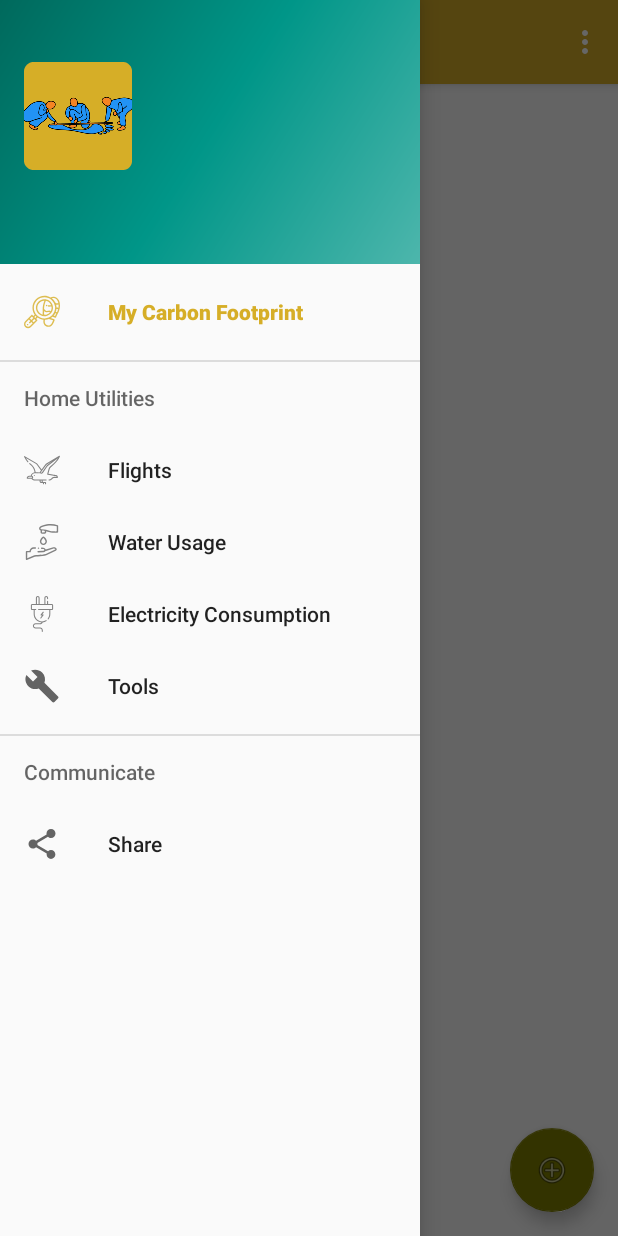
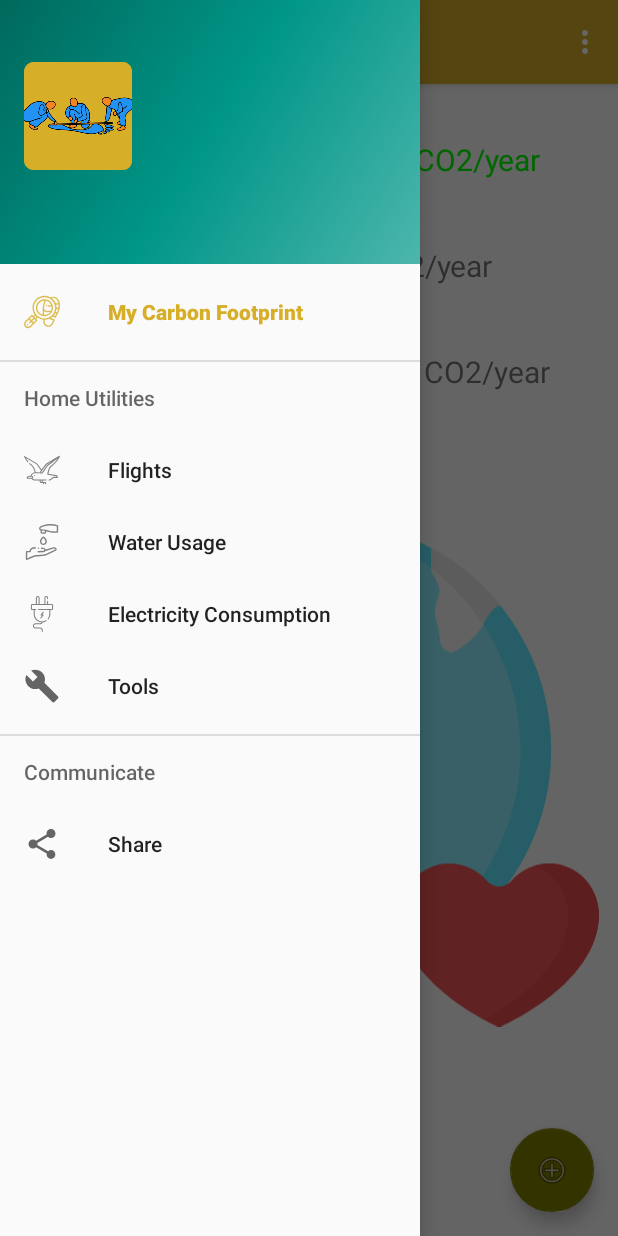
Before and after one commit to LuigiElo/TUFootCarbon, an Android app: the screen it shows after launch once a user with an empty profile is signed in (DrawerActivity), with the side drawer open, on a phone screen of 412 x 824 dp. Run offline under Robolectric (Android 15) with nearby library versions, the phone set to English and light mode, and no system bars; our stand-ins replace Firebase (no records; nobody signed in at launch, a user with empty details on screens opened directly), Room's generated code, navigation-ui; libraries missing offline, so code that uses them is left out: com.firebase.ui; 1 statement that could not run was skipped.

Commit message:
Home Fragment working including some cool vetors

```diff
--- a/app/src/main/java/com/example/androidapp/APIAccess/RequestManager.java
+++ b/app/src/main/java/com/example/androidapp/APIAccess/RequestManager.java
@@ -14,7 +14,7 @@ import retrofit2.Response;
 public class RequestManager {
 
 
-    public final static int CARBON_EMISSION_GOAL = 2000;
+
     private static RequestManager instance;
     private MutableLiveData<String> output;
     private MutableLiveData<ItemsResponse> itemsResponse;
--- a/app/src/main/java/com/example/androidapp/Database/CarbonDao.java
+++ b/app/src/main/java/com/example/androidapp/Database/CarbonDao.java
@@ -1,5 +1,6 @@
 package com.example.androidapp.Database;
 
+import androidx.annotation.NonNull;
 import androidx.lifecycle.LiveData;
 import androidx.room.Dao;
 import androidx.room.Delete;
@@ -25,13 +26,17 @@ public interface CarbonDao {
     void deleteAll();
 
 
-    @Query("SELECT * FROM carbon_emissions")
+    @Query("SELECT * FROM carbon_emissions ORDER BY id DESC")
     LiveData<List<CarbonEmissions>> getAllEmissions();
 
-    @Query("SELECT SUM(value) FROM carbon_emissions")
+
+    //Does not work
+    @Query("SELECT sum(value) FROM carbon_emissions")
     LiveData<Float> getEmissionTotal();
 
-    @Query("SELECT * FROM carbon_emissions WHERE type LIKE :type")
+
+
+    @Query("SELECT * FROM carbon_emissions WHERE type LIKE :type ORDER BY id DESC")
     LiveData<List<CarbonEmissions>> getAllEmissionsByType(String type);
 
 }
--- a/app/src/main/java/com/example/androidapp/Database/CarbonRepository.java
+++ b/app/src/main/java/com/example/androidapp/Database/CarbonRepository.java
@@ -4,6 +4,7 @@ import android.app.Application;
 import android.os.AsyncTask;
 
 import androidx.lifecycle.LiveData;
+import androidx.lifecycle.MutableLiveData;
 
 import java.util.List;
 
@@ -13,6 +14,7 @@ public class CarbonRepository {
     private static CarbonRepository instance;
     private LiveData<List<CarbonEmissions >> allEmissions;
     private LiveData<List<CarbonEmissions >> typeEmissions;
+    private LiveData<Float> total;
 
     private CarbonRepository(Application application){
         final CarbonDatabase database = CarbonDatabase.getInstance(application);
@@ -28,13 +30,14 @@ public class CarbonRepository {
     }
 
     public LiveData<List<CarbonEmissions>> getAllEmissions(){
+
         return allEmissions;
     }
 
-    public LiveData<Float> getEmissionTotal() {
-        LiveData<Float> f = carbonDao.getEmissionTotal();
-        System.out.println(f);
-        return  f;
+
+    public LiveData<Float> getEmissionTotal(){
+        total = carbonDao.getEmissionTotal();
+        return total;
     }
 
     public LiveData<List<CarbonEmissions>> getAllEmissionsByType(String type){
--- a/app/src/main/java/com/example/androidapp/ui/home/HomeFragment.java
+++ b/app/src/main/java/com/example/androidapp/ui/home/HomeFragment.java
@@ -1,9 +1,11 @@
 package com.example.androidapp.ui.home;
 
+import android.graphics.Color;
 import android.os.Bundle;
 import android.view.LayoutInflater;
 import android.view.View;
 import android.view.ViewGroup;
+import android.widget.ImageView;
 import android.widget.TextView;
 
 import androidx.annotation.Nullable;
@@ -26,14 +28,31 @@ public class HomeFragment extends Fragment {
                 ViewModelProviders.of(this).get(HomeViewModel.class);
         View root = inflater.inflate(R.layout.fragment_home, container, false);
         final TextView textView = root.findViewById(R.id.text_home);
+        final TextView goal = root.findViewById(R.id.text_home2);
+        goal.setText("Target: " + homeViewModel.CARBON_EMISSION_GOAL + " Kg CO2/year");
+        final TextView average = root.findViewById(R.id.text_home3);
+        average.setText("Global Average: " + homeViewModel.CARBON_EMISSION_AVERAGE + " Kg CO2/year");
 
-        homeViewModel.getText().observe(this, new Observer<String>() {
+        final ImageView good =root.findViewById(R.id.imageView2);
+        final ImageView bad =root.findViewById(R.id.imageView3);
+
+        homeViewModel.getText().observe(this, new Observer<Float>() {
             @Override
-            public void onChanged(@Nullable String s) {
-                textView.setText(s);
+            public void onChanged(@Nullable Float s) {
+                if(s> homeViewModel.CARBON_EMISSION_GOAL){
+                    bad.setVisibility(View.VISIBLE);
+                    textView.setTextColor(Color.RED);
+
+                }else{
+                    good.setVisibility(View.VISIBLE);
+                    textView.setTextColor(Color.GREEN);
+                }
+                textView.setText("My CO2 footprint: "+ s+""+" Kg CO2/year");
             }
         });
         return root;
+
+
     }
 
 
--- a/app/src/main/java/com/example/androidapp/ui/home/HomeViewModel.java
+++ b/app/src/main/java/com/example/androidapp/ui/home/HomeViewModel.java
@@ -13,7 +13,11 @@ import com.example.androidapp.Database.CarbonRepository;
 
 public class HomeViewModel extends AndroidViewModel {
 
-    private MutableLiveData<String> mText;
+
+    public final static float CARBON_EMISSION_GOAL = 2100;
+    public final static float CARBON_EMISSION_AVERAGE = 5100;
+    private LiveData<Float> mText;
+    private LiveData<Float> sum;
     RequestManager rm = RequestManager.getInstance();
     CarbonRepository cr;
 
@@ -21,16 +25,22 @@ public class HomeViewModel extends AndroidViewModel {
     public HomeViewModel(Application app) {
         super(app);
         cr = CarbonRepository.getInstance(app);
-
         mText = new MutableLiveData<>();
 
-        String s = cr.getEmissionTotal().getValue()+"";
-        mText.setValue(s);
+
+
+
 
     }
 
-    public LiveData<String> getText() {
-
+    public LiveData<Float> getText() {
+        mText = cr.getEmissionTotal();
         return mText;
     }
+
+
+
+
+
+
 }
--- a/app/src/main/res/navigation/mobile_navigation.xml
+++ b/app/src/main/res/navigation/mobile_navigation.xml
@@ -38,6 +38,6 @@
     <fragment
         android:id="@+id/nav_water_usage"
         android:name="com.example.androidapp.ui.water.WaterUsageFragment"
-        android:label="@string/menu_send"
+        android:label="@string/menu_water_usage"
         tools:layout="@layout/fragment_waterusage" />
 </navigation>
```
Also changed, not shown: app/src/main/res/drawable/ic_global_warming.xml (added, +51 -0 lines), app/src/main/res/drawable/ic_love.xml (added, +30 -0 lines), app/src/main/res/drawable/ic_world_financial.xml (added, +42 -0 lines), app/src/main/res/layout/fragment_home.xml (+66 -3 lines).
